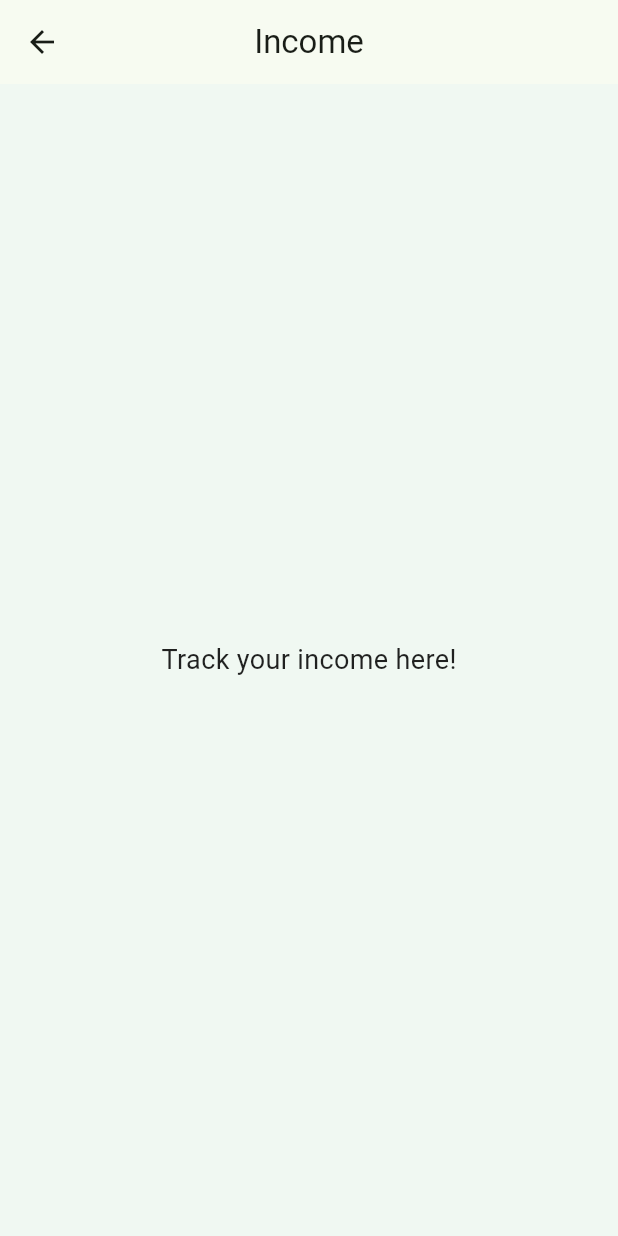
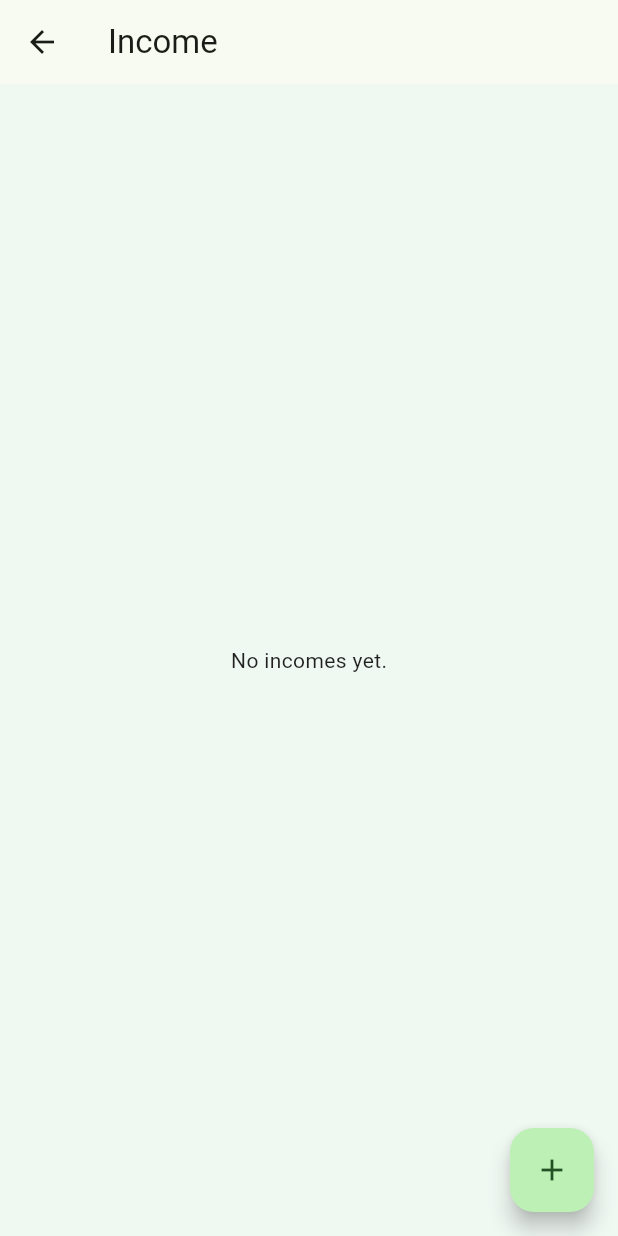
Before and after one commit to 64bitMagician/ExpenseTrackerApplication, a Flutter app: the DashboardScreen screen opened by its route, after a tap on "Income", on a phone screen of 412 x 824 dp. Run offline on Flutter 3.47's test engine with Material 3 defaults, Android fonts, the light colour scheme and no system bars; our stand-ins replace confetti, csv, shared_preferences; accounts and stored records are empty.

Commit message:
I added a Blance in the Dashboard which represents the current ammount of money. I have yet to implement the adding and withdrawal from that Current Balance. Also the implementation of the Income screen, which works very similarly like the Expenses Screen. Therefore, in settings, added another button for displaying the CSV of the Incomes. Also added an animated Splash Screen to the app

```diff
--- a/lib/dataScreens/getCSVDataBaseWithinStorage.dart
+++ b/lib/dataScreens/getExpensesCSVDataBaseWithinStorage.dart
@@ -1,6 +1,3 @@
-import 'package:flutter/material.dart';
-import '../utils/csv_expense_manager.dart';
-
 import 'package:flutter/material.dart';
 import '../utils/csv_expense_manager.dart';
 
--- a/lib/main.dart
+++ b/lib/main.dart
@@ -1,5 +1,6 @@
 import 'package:expense_tracker/screens/dashboardScreen.dart';
 import 'package:expense_tracker/screens/login_screen.dart';
+import 'package:expense_tracker/screens/splash_screen.dart';
 import 'package:expense_tracker/theme/app_theme.dart';
 import 'package:flutter/material.dart';
 import 'package:shared_preferences/shared_preferences.dart';
@@ -29,7 +30,7 @@ class ExpenseTrackerApp extends StatelessWidget {
       darkTheme: AppTheme.darkTheme,
       themeMode: ThemeMode.system,
       // If onboardingDone is true, start at dashboard, else show onboarding first
-      home: onboardingDone ? const LoginScreen() : OnboardingScreen(),
+      home: onboardingDone ? const SplashScreen() : OnboardingScreen(),
       routes: AppRoutes.routes,
     );
   }
--- a/lib/screens/dashboardScreen.dart
+++ b/lib/screens/dashboardScreen.dart
@@ -8,6 +8,11 @@ class DashboardScreen extends StatelessWidget {
 
   @override
   Widget build(BuildContext context) {
+    // Dummy data for balance display
+    final double _income = 1000.0;
+    final double _expenses = 400.0;
+    final double _balance = _income - _expenses;
+
     return Scaffold(
       appBar: AppBar(
         title: const Text('Dashboard'),
@@ -30,11 +35,35 @@ class DashboardScreen extends StatelessWidget {
       body: Padding(
         padding: const EdgeInsets.all(16.0),
         child: Column(
-          crossAxisAlignment: CrossAxisAlignment.start,
           children: [
-            const Text(
-              'Welcome Back!',
-              style: TextStyle(fontSize: 24, fontWeight: FontWeight.bold),
+            SizedBox(
+              width: double.infinity,
+              child: Card(
+                elevation: 4,
+                shape: RoundedRectangleBorder(borderRadius: BorderRadius.circular(12)),
+                color: Theme.of(context).colorScheme.secondaryContainer,
+                child: Padding(
+                  padding: const EdgeInsets.symmetric(horizontal: 24.0, vertical: 20.0),
+                  child: Column(
+                    crossAxisAlignment: CrossAxisAlignment.start,
+                    children: [
+                      const Text(
+                        'Current Balance',
+                        style: TextStyle(fontSize: 16, color: Colors.black54),
+                      ),
+                      const SizedBox(height: 8),
+                      Text(
+                        '\$${_balance.toStringAsFixed(2)}',
+                        style: const TextStyle(
+                          fontSize: 32,
+                          fontWeight: FontWeight.bold,
+                          color: Colors.green,
+                        ),
+                      ),
+                    ],
+                  ),
+                ),
+              ),
             ),
             const SizedBox(height: 16),
             Expanded(
@@ -43,10 +72,34 @@ class DashboardScreen extends StatelessWidget {
                 mainAxisSpacing: 16,
                 crossAxisSpacing: 16,
                 children: [
-                  DashboardCard(title: 'Expenses', icon: Icons.money_off, onPressed: () {Navigator.pushNamed(context, AppRoutes.expensesScreen);},),
-                  DashboardCard(title: 'Income', icon: Icons.attach_money, onPressed: () {Navigator.pushNamed(context, AppRoutes.incomeScreen);},),
-                  DashboardCard(title: 'Settings', icon: Icons.settings, onPressed: () {Navigator.pushNamed(context, AppRoutes.settingsScreen);},),
-                  DashboardCard(title: 'Savings', icon: Icons.savings, onPressed: () {Navigator.pushNamed(context, AppRoutes.savingsScreen);},),
+                  DashboardCard(
+                    title: 'Expenses',
+                    icon: Icons.money_off,
+                    onPressed: () {
+                      Navigator.pushNamed(context, AppRoutes.expensesScreen);
+                    },
+                  ),
+                  DashboardCard(
+                    title: 'Income',
+                    icon: Icons.attach_money,
+                    onPressed: () {
+                      Navigator.pushNamed(context, AppRoutes.incomeScreen);
+                    },
+                  ),
+                  DashboardCard(
+                    title: 'Settings',
+                    icon: Icons.settings,
+                    onPressed: () {
+                      Navigator.pushNamed(context, AppRoutes.settingsScreen);
+                    },
+                  ),
+                  DashboardCard(
+                    title: 'Savings',
+                    icon: Icons.savings,
+                    onPressed: () {
+                      Navigator.pushNamed(context, AppRoutes.savingsScreen);
+                    },
+                  ),
                 ],
               ),
             ),
--- a/lib/screens/income_screen.dart
+++ b/lib/screens/income_screen.dart
@@ -1,20 +1,91 @@
 import 'package:flutter/material.dart';
+import '../utils/csv_income_manager.dart';
+import '../utils/dialogs/dialogs_incomes.dart';
+import '../custom_widgets/customizable_strings.dart';
+import '../utils/dialogs/dialogs_incomes.dart';
 
-class IncomeScreen extends StatelessWidget {
+class IncomeScreen extends StatefulWidget {
   const IncomeScreen({super.key});
+
+  @override
+  State<IncomeScreen> createState() => _IncomeScreenState();
+}
+
+class _IncomeScreenState extends State<IncomeScreen> {
+  List<Map<String, String>> _incomes = [];
+
+  @override
+  void initState() {
+    super.initState();
+    _loadIncomes();
+  }
+
+  Future<void> _loadIncomes() async {
+    final data = await CsvIncomeManager.readIncomes();
+    setState(() {
+      _incomes = data;
+    });
+  }
+
+  Future<void> _deleteIncome(int index) async {
+    final confirmed = await showIncomeConfirmDialog(
+      context,
+      "Are you sure you want to delete this income?",
+    );
+
+    if (!confirmed) return;
+
+    setState(() {
+      _incomes.removeAt(index);
+    });
+
+    await CsvIncomeManager.writeIncomes(_incomes);
+  }
 
   @override
   Widget build(BuildContext context) {
     return Scaffold(
-      appBar: AppBar(
-        title: const Text('Income'),
-        centerTitle: true,
+      appBar: AppBar(title: const Text("Income")),
+      body: _incomes.isEmpty
+          ? const Center(child: Text("No incomes yet."))
+          : ListView.builder(
+        itemCount: _incomes.length,
+        itemBuilder: (context, index) {
+          final e = _incomes[index];
+          final name = e['name'] ?? '';
+          final amount = e['amount'] ?? '';
+
+          return Card(
+            margin: const EdgeInsets.symmetric(horizontal: 12, vertical: 6),
+            elevation: 2,
+            shape: RoundedRectangleBorder(
+              borderRadius: BorderRadius.circular(8),
+            ),
+            child: Padding(
+              padding: const EdgeInsets.symmetric(horizontal: 16, vertical: 12),
+              child: Row(
+                children: [
+                  CustomizableString.expenseStrings(context, amount, name),
+                  const Spacer(),
+                  IconButton(
+                    icon: const Icon(Icons.delete, color: Colors.red),
+                    onPressed: () => _deleteIncome(index),
+                  ),
+                ],
+              ),
+            ),
+          );
+        },
       ),
-      body: const Center(
-        child: Text(
-          'Track your income here!',
-          style: TextStyle(fontSize: 18),
-        ),
+      floatingActionButton: FloatingActionButton(
+        onPressed: () async {
+          final newIncome = await showAddIncomeDialog(context);
+          if (newIncome != null) {
+            await CsvIncomeManager.addIncome(newIncome);
+            _loadIncomes();
+          }
+        },
+        child: const Icon(Icons.add),
       ),
     );
   }
--- /dev/null
+++ b/lib/utils/csv_income_manager.dart
@@ -0,0 +1,40 @@
+import 'dart:io';
+import 'package:path_provider/path_provider.dart';
+import 'package:csv/csv.dart';
+
+class CsvIncomeManager {
+  static const String _fileName = "incomes.csv";
+
+  static Future<File> _getFile() async {
+    final dir = await getApplicationDocumentsDirectory();
+    return File("${dir.path}/$_fileName");
+  }
+
+  static Future<List<Map<String, String>>> readIncomes() async {
+    final file = await _getFile();
+    if (!await file.exists()) return [];
+
+    final content = await file.readAsString();
+    final rows = const CsvToListConverter().convert(content);
+
+    return rows
+        .map((row) => {
+      'name': row[0].toString(),
+      'amount': row[1].toString(),
+    })
+        .toList();
+  }
+
+  static Future<void> writeIncomes(List<Map<String, String>> incomes) async {
+    final file = await _getFile();
+    final rows = incomes.map((e) => [e['name'], e['amount']]).toList();
+    final csv = const ListToCsvConverter().convert(rows);
+    await file.writeAsString(csv);
+  }
+
+  static Future<void> addIncome(Map<String, String> income) async {
+    final incomes = await readIncomes();
+    incomes.add(income);
+    await writeIncomes(incomes);
+  }
+}
```
Also changed, not shown: lib/dataScreens/getIncomesCSVDataBaseWithinStorage.dart (added, +57 -0 lines), lib/screens/settings_screen.dart (+17 -4 lines), lib/screens/splash_screen.dart (added, +91 -0 lines), lib/utils/dialogs/dialogs_incomes.dart (added, +67 -0 lines), 1 other file.
